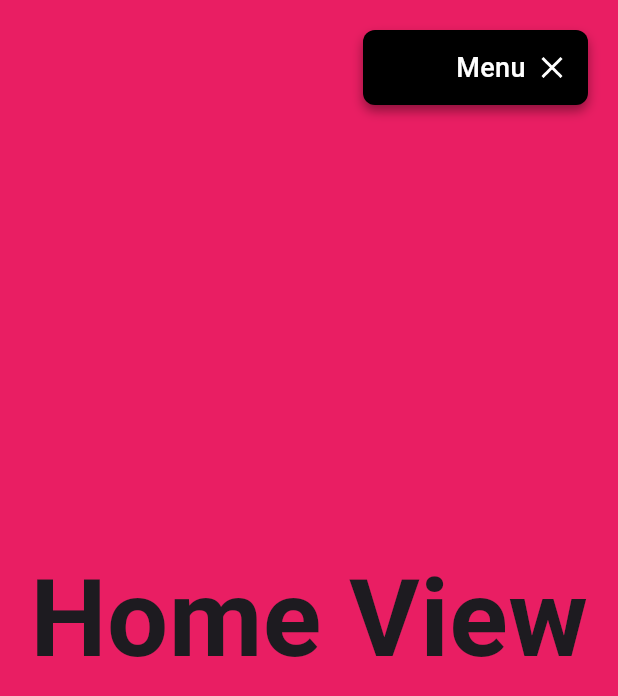
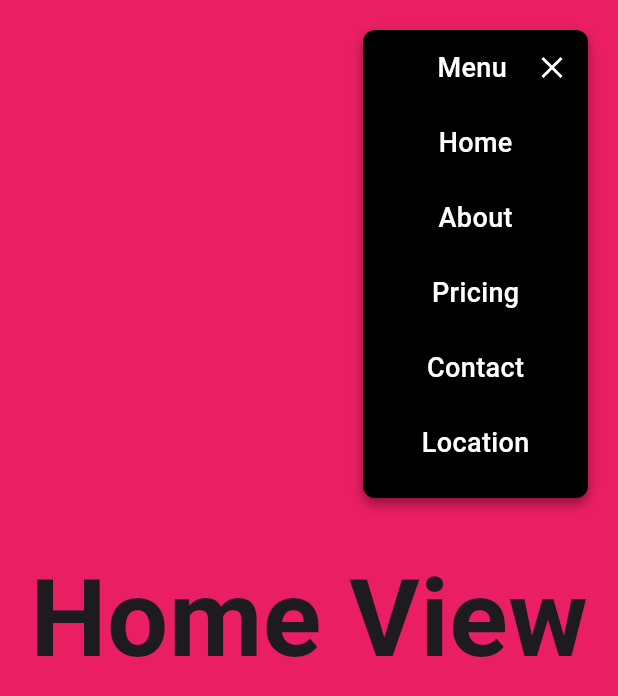
Before and after one commit to abelborit/scrollable_vertical_landing_page, a Flutter app: the screen it shows after launch, after a tap on "Menu", on a phone screen of 412 x 824 dp. Shown: the top 696 px of the screen. Run offline on Flutter 3.47's test engine with Material 3 defaults, Android fonts, the phone set to English and light mode, and no system bars; our stand-ins replace fluro, google_fonts.

Commit message:
[add] CustomMenuItem

```diff
--- a/lib/ui/shared/custom_app_menu.dart
+++ b/lib/ui/shared/custom_app_menu.dart
@@ -1,5 +1,6 @@
 import 'package:flutter/material.dart';
 import 'package:google_fonts/google_fonts.dart';
+import 'package:scrollable_vertical_landing_page/ui/shared/custom_menu_item.dart';
 
 class CustomAppMenu extends StatefulWidget {
   const CustomAppMenu({super.key});
@@ -48,10 +49,11 @@ class _CustomAppMenuState extends State<CustomAppMenu>
       /* "GestureDetector" -> Creates a widget that detects gestures. */
       child: GestureDetector(
         onTap: _handleToggleMenu,
+        /* aquí se podría colocar un "AnimatedContainer" en lugar de "Container" y colocarle una duración para que cuando cambie la altura del contenedor entonces se haga mediante una animación */
         child: Container(
           padding: EdgeInsets.symmetric(horizontal: 12),
           width: 150,
-          height: 50,
+          height: isOpen ? 312 : 50,
           decoration: BoxDecoration(
             color: Colors.black,
             borderRadius: BorderRadius.circular(8),
@@ -63,13 +65,55 @@ class _CustomAppMenuState extends State<CustomAppMenu>
               ),
             ],
           ),
+          child: Column(
+            children: [
+              /* se está colocando el widget de forma aparte para mejorar la legibilidad del código y también el principio de responsabilidad única y modularidad */
+              _MenuTitle(isOpen: isOpen, controller: controller),
+
+              /* esto es algo que pocos lenguajes de programación permiten, en este caso Dart nos da la facilidad de poder hacer un condicional de la siguiente forma (condicional y poder esparcir los elementos de un arreglo de forma directa), porque nosotros no queremos que siempre estén presentes los items del menú, solo cuando sea necesario */
+              if (isOpen) ...[
+                CustomMenuItem(text: "Home", onPressed: () {}),
+                CustomMenuItem(text: "About", onPressed: () {}),
+                CustomMenuItem(text: "Pricing", onPressed: () {}),
+                CustomMenuItem(text: "Contact", onPressed: () {}),
+                CustomMenuItem(text: "Location", onPressed: () {}),
+              ],
+            ],
+          ),
+        ),
+      ),
+    );
+  }
+
+  @override
+  void dispose() {
+    /* El método dispose() en Flutter se utiliza para limpiar y liberar recursos cuando un StatefulWidget deja de estar en uso. Libera la memoria utilizada por el AnimationController. Evita fugas de memoria (memory leaks), lo que es crucial en widgets que usan animaciones o controladores de eventos. */
+    /* ¿Qué pasa si no lo usamos? -> Si el AnimationController sigue existiendo después de que el widget se elimina, puede seguir consumiendo recursos innecesariamente. Esto podría llevar a fugas de memoria y afectar el rendimiento de la app. */
+    controller.dispose();
+
+    /* Llama al método dispose() de la clase base (State), asegurando que cualquier limpieza adicional en la jerarquía de Flutter se realice correctamente. */
+    super.dispose();
+  }
+}
+
+class _MenuTitle extends StatelessWidget {
+  const _MenuTitle({required this.isOpen, required this.controller});
+
+  final bool isOpen;
+  final AnimationController controller;
+
+  @override
+  Widget build(BuildContext context) {
+    return Container(
+      width: 150,
+      height: 50,
       child: Row(
         children: [
           /* el AnimatedContainer es como un Container solo que ahora tiene las propiedades para realizar animación. Se está colocando un espacio animado que aparece al abrir */
           AnimatedContainer(
             duration: Duration(milliseconds: 300),
             curve: Curves.fastOutSlowIn,
-                width: isOpen ? 50 : 0,
+            width: isOpen ? 37.5 : 0,
           ),
           Text(
             "Menu",
@@ -87,18 +131,6 @@ class _CustomAppMenuState extends State<CustomAppMenu>
           ),
         ],
       ),
-        ),
-      ),
     );
   }
-
-  @override
-  void dispose() {
-    /* El método dispose() en Flutter se utiliza para limpiar y liberar recursos cuando un StatefulWidget deja de estar en uso. Libera la memoria utilizada por el AnimationController. Evita fugas de memoria (memory leaks), lo que es crucial en widgets que usan animaciones o controladores de eventos. */
-    /* ¿Qué pasa si no lo usamos? -> Si el AnimationController sigue existiendo después de que el widget se elimina, puede seguir consumiendo recursos innecesariamente. Esto podría llevar a fugas de memoria y afectar el rendimiento de la app. */
-    controller.dispose();
-
-    /* Llama al método dispose() de la clase base (State), asegurando que cualquier limpieza adicional en la jerarquía de Flutter se realice correctamente. */
-    super.dispose();
 }
-}
--- /dev/null
+++ b/lib/ui/shared/custom_menu_item.dart
@@ -0,0 +1,57 @@
+import 'package:flutter/material.dart';
+import 'package:google_fonts/google_fonts.dart';
+
+class CustomMenuItem extends StatefulWidget {
+  /* recibirá las props de text y onPressed desde el componente padre */
+  final String text;
+  final Function onPressed;
+
+  /* se colocan en el constructor las props que vienen desde el componente padre */
+  const CustomMenuItem({
+    super.key,
+    required this.text,
+    required this.onPressed,
+  });
+
+  @override
+  State<CustomMenuItem> createState() => _CustomMenuItemState();
+}
+
+class _CustomMenuItemState extends State<CustomMenuItem> {
+  /* estado interno para manejar el hover del item */
+  bool isHover = false;
+
+  @override
+  Widget build(BuildContext context) {
+    return MouseRegion(
+      onEnter:
+          (event) => setState(() {
+            isHover = true;
+          }),
+      onExit:
+          (event) => setState(() {
+            isHover = false;
+          }),
+      child: GestureDetector(
+        /* colocando "widget.onPressed()" es para hacer referencia a la función que se está recibiendo del padre */
+        onTap: () => widget.onPressed(),
+        child: AnimatedContainer(
+          duration: Duration(milliseconds: 300),
+          width: 150,
+          height: 50,
+          color: isHover ? Colors.blueAccent : Colors.black,
+          child: Center(
+            child: Text(
+              widget.text,
+              style: GoogleFonts.roboto(
+                color: Colors.white,
+                fontSize: 18,
+                fontWeight: FontWeight.w500,
+              ),
+            ),
+          ),
+        ),
+      ),
+    );
+  }
+}
```
Lines whose indentation alone changed are shown as unchanged.
